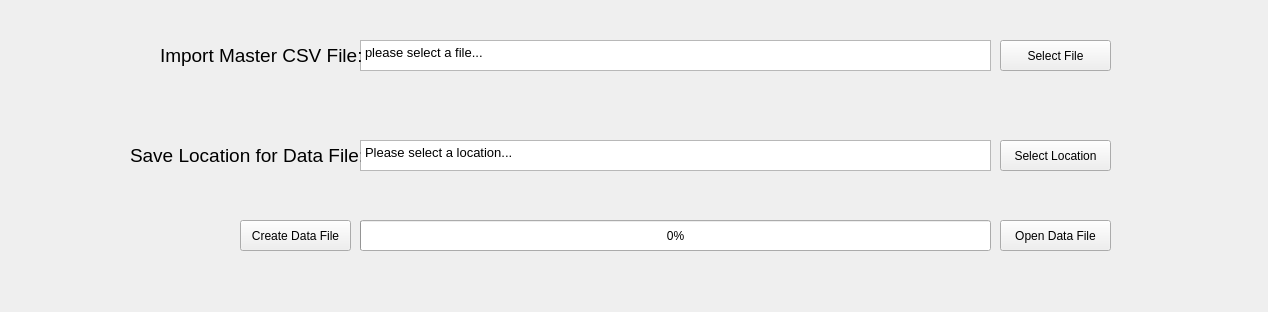
Before: the Qt Designer form mainwindow.ui in GreedAlmighty/Event-Data-File-Creator, drawn with Qt 5.
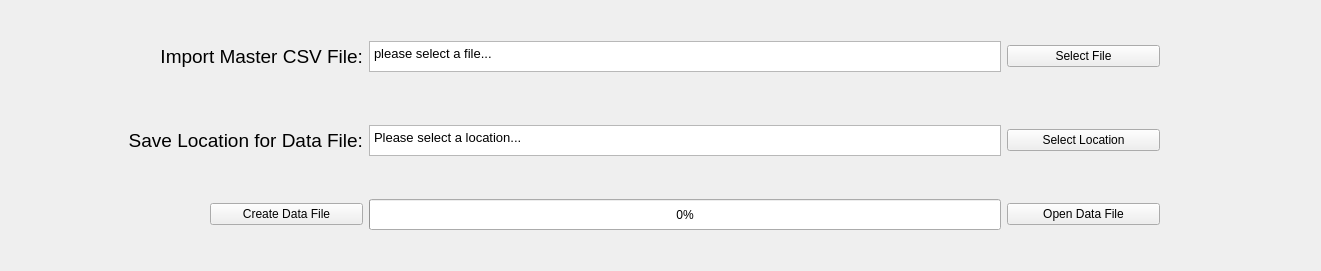
After: the same form once the commit is applied.

Commit message: Updated GUI with GRID Layout. This makes it easier to change the Layout and Space-out the Objects.

The edit to the form file:
```diff
--- a/mainwindow.ui
+++ b/mainwindow.ui
@@ -6,35 +6,31 @@
    <rect>
     <x>0</x>
     <y>0</y>
-    <width>1268</width>
-    <height>312</height>
+    <width>1321</width>
+    <height>271</height>
    </rect>
   </property>
   <property name="windowTitle">
    <string>MainWindow</string>
   </property>
   <widget class="QWidget" name="centralWidget">
-   <widget class="QPushButton" name="selectFileButton">
+   <widget class="QWidget" name="">
     <property name="geometry">
      <rect>
-      <x>1000</x>
-      <y>40</y>
-      <width>111</width>
-      <height>31</height>
+      <x>40</x>
+      <y>30</y>
+      <width>1131</width>
+      <height>211</height>
      </rect>
     </property>
-    <property name="text">
-     <string>Select File</string>
-    </property>
-   </widget>
+    <layout class="QGridLayout" name="gridLayout">
+     <item row="0" column="2" colspan="4">
    <widget class="QTextBrowser" name="textBrowser">
-    <property name="geometry">
-     <rect>
-      <x>360</x>
-      <y>40</y>
-      <width>631</width>
+       <property name="maximumSize">
+        <size>
+         <width>16777215</width>
       <height>31</height>
-     </rect>
+        </size>
     </property>
     <property name="html">
      <string>&lt;!DOCTYPE HTML PUBLIC &quot;-//W3C//DTD HTML 4.0//EN&quot; &quot;http://www.w3.org/TR/REC-html40/strict.dtd&quot;&gt;
@@ -44,15 +40,34 @@
 &lt;p style=&quot; margin-top:0px; margin-bottom:0px; margin-left:0px; margin-right:0px; -qt-block-indent:0; text-indent:0px;&quot;&gt;&lt;span style=&quot; font-size:10pt;&quot;&gt;please select a file...&lt;/span&gt;&lt;/p&gt;&lt;/body&gt;&lt;/html&gt;</string>
     </property>
    </widget>
+     </item>
+     <item row="4" column="2" colspan="4">
+      <widget class="QProgressBar" name="progressBar">
+       <property name="enabled">
+        <bool>true</bool>
+       </property>
+       <property name="minimumSize">
+        <size>
+         <width>631</width>
+         <height>31</height>
+        </size>
+       </property>
+       <property name="maximumSize">
+        <size>
+         <width>16777215</width>
+         <height>31</height>
+        </size>
+       </property>
+       <property name="value">
+        <number>0</number>
+       </property>
+       <property name="textVisible">
+        <bool>true</bool>
+       </property>
+      </widget>
+     </item>
+     <item row="0" column="0" colspan="2">
    <widget class="QLabel" name="label">
-    <property name="geometry">
-     <rect>
-      <x>160</x>
-      <y>40</y>
-      <width>201</width>
-      <height>31</height>
-     </rect>
-    </property>
     <property name="font">
      <font>
       <pointsize>14</pointsize>
@@ -61,46 +76,20 @@
     <property name="text">
      <string>Import Master CSV File:</string>
     </property>
-   </widget>
-   <widget class="QTextBrowser" name="textBrowser_2">
-    <property name="geometry">
-     <rect>
-      <x>360</x>
-      <y>140</y>
-      <width>631</width>
-      <height>31</height>
-     </rect>
-    </property>
-    <property name="html">
-     <string>&lt;!DOCTYPE HTML PUBLIC &quot;-//W3C//DTD HTML 4.0//EN&quot; &quot;http://www.w3.org/TR/REC-html40/strict.dtd&quot;&gt;
-&lt;html&gt;&lt;head&gt;&lt;meta name=&quot;qrichtext&quot; content=&quot;1&quot; /&gt;&lt;style type=&quot;text/css&quot;&gt;
-p, li { white-space: pre-wrap; }
-&lt;/style&gt;&lt;/head&gt;&lt;body style=&quot; font-family:'MS Shell Dlg 2'; font-size:8.25pt; font-weight:400; font-style:normal;&quot;&gt;
-&lt;p style=&quot; margin-top:0px; margin-bottom:0px; margin-left:0px; margin-right:0px; -qt-block-indent:0; text-indent:0px;&quot;&gt;&lt;span style=&quot; font-size:10pt;&quot;&gt;Please select a location...&lt;/span&gt;&lt;/p&gt;&lt;/body&gt;&lt;/html&gt;</string>
-    </property>
-   </widget>
+       <property name="alignment">
+        <set>Qt::AlignRight|Qt::AlignTrailing|Qt::AlignVCenter</set>
+       </property>
+      </widget>
+     </item>
+     <item row="2" column="6">
    <widget class="QPushButton" name="selectLocationButton">
-    <property name="geometry">
-     <rect>
-      <x>1000</x>
-      <y>140</y>
-      <width>111</width>
-      <height>31</height>
-     </rect>
-    </property>
     <property name="text">
      <string>Select Location</string>
     </property>
    </widget>
+     </item>
+     <item row="2" column="0" colspan="2">
    <widget class="QLabel" name="label_2">
-    <property name="geometry">
-     <rect>
-      <x>130</x>
-      <y>140</y>
-      <width>231</width>
-      <height>31</height>
-     </rect>
-    </property>
     <property name="font">
      <font>
       <pointsize>14</pointsize>
@@ -109,52 +98,98 @@
     <property name="text">
      <string>Save Location for Data File:</string>
     </property>
-   </widget>
-   <widget class="QProgressBar" name="progressBar">
-    <property name="enabled">
-     <bool>true</bool>
-    </property>
-    <property name="geometry">
-     <rect>
-      <x>360</x>
-      <y>220</y>
-      <width>631</width>
-      <height>31</height>
-     </rect>
-    </property>
-    <property name="value">
-     <number>0</number>
-    </property>
-    <property name="textVisible">
-     <bool>true</bool>
-    </property>
-   </widget>
+       <property name="alignment">
+        <set>Qt::AlignRight|Qt::AlignTrailing|Qt::AlignVCenter</set>
+       </property>
+      </widget>
+     </item>
+     <item row="1" column="4">
+      <spacer name="verticalSpacer_2">
+       <property name="orientation">
+        <enum>Qt::Vertical</enum>
+       </property>
+       <property name="sizeHint" stdset="0">
+        <size>
+         <width>20</width>
+         <height>88</height>
+        </size>
+       </property>
+      </spacer>
+     </item>
+     <item row="4" column="1">
    <widget class="QPushButton" name="createDataFileButton">
-    <property name="geometry">
-     <rect>
-      <x>240</x>
-      <y>220</y>
-      <width>111</width>
-      <height>31</height>
-     </rect>
-    </property>
     <property name="text">
      <string>Create Data File</string>
     </property>
    </widget>
+     </item>
+     <item row="0" column="6">
+      <widget class="QPushButton" name="selectFileButton">
+       <property name="text">
+        <string>Select File</string>
+       </property>
+      </widget>
+     </item>
+     <item row="4" column="6">
    <widget class="QPushButton" name="openDataFileButton">
-    <property name="geometry">
-     <rect>
-      <x>1000</x>
-      <y>220</y>
-      <width>111</width>
-      <height>31</height>
-     </rect>
-    </property>
     <property name="text">
      <string>Open Data File</string>
     </property>
    </widget>
+     </item>
+     <item row="3" column="4">
+      <spacer name="verticalSpacer">
+       <property name="orientation">
+        <enum>Qt::Vertical</enum>
+       </property>
+       <property name="sizeHint" stdset="0">
+        <size>
+         <width>20</width>
+         <height>78</height>
+        </size>
+       </property>
+      </spacer>
+     </item>
+     <item row="2" column="2" colspan="4">
+      <widget class="QTextBrowser" name="textBrowser_2">
+       <property name="minimumSize">
+        <size>
+         <width>631</width>
+         <height>31</height>
+        </size>
+       </property>
+       <property name="maximumSize">
+        <size>
+         <width>16777215</width>
+         <height>31</height>
+        </size>
+       </property>
+       <property name="html">
+        <string>&lt;!DOCTYPE HTML PUBLIC &quot;-//W3C//DTD HTML 4.0//EN&quot; &quot;http://www.w3.org/TR/REC-html40/strict.dtd&quot;&gt;
+&lt;html&gt;&lt;head&gt;&lt;meta name=&quot;qrichtext&quot; content=&quot;1&quot; /&gt;&lt;style type=&quot;text/css&quot;&gt;
+p, li { white-space: pre-wrap; }
+&lt;/style&gt;&lt;/head&gt;&lt;body style=&quot; font-family:'MS Shell Dlg 2'; font-size:8.25pt; font-weight:400; font-style:normal;&quot;&gt;
+&lt;p style=&quot; margin-top:0px; margin-bottom:0px; margin-left:0px; margin-right:0px; -qt-block-indent:0; text-indent:0px;&quot;&gt;&lt;span style=&quot; font-size:10pt;&quot;&gt;Please select a location...&lt;/span&gt;&lt;/p&gt;&lt;/body&gt;&lt;/html&gt;</string>
+       </property>
+      </widget>
+     </item>
+    </layout>
+   </widget>
+   <zorder>selectFileButton</zorder>
+   <zorder>textBrowser</zorder>
+   <zorder>label</zorder>
+   <zorder>textBrowser_2</zorder>
+   <zorder>selectLocationButton</zorder>
+   <zorder>label_2</zorder>
+   <zorder>progressBar</zorder>
+   <zorder>createDataFileButton</zorder>
+   <zorder>openDataFileButton</zorder>
+   <zorder></zorder>
+   <zorder>label_2</zorder>
+   <zorder>verticalSpacer</zorder>
+   <zorder>verticalSpacer_2</zorder>
+   <zorder>progressBar</zorder>
+   <zorder>textBrowser_2</zorder>
   </widget>
  </widget>
  <layoutdefault spacing="6" margin="11"/>
```
Lines whose indentation alone changed are shown as unchanged.
